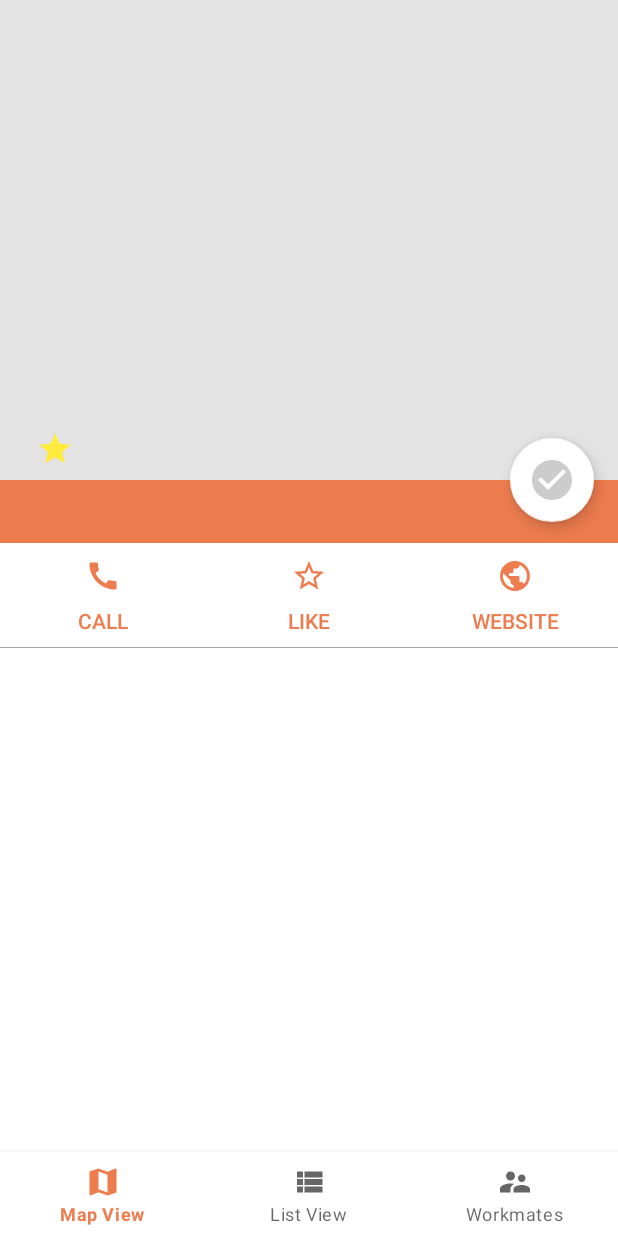
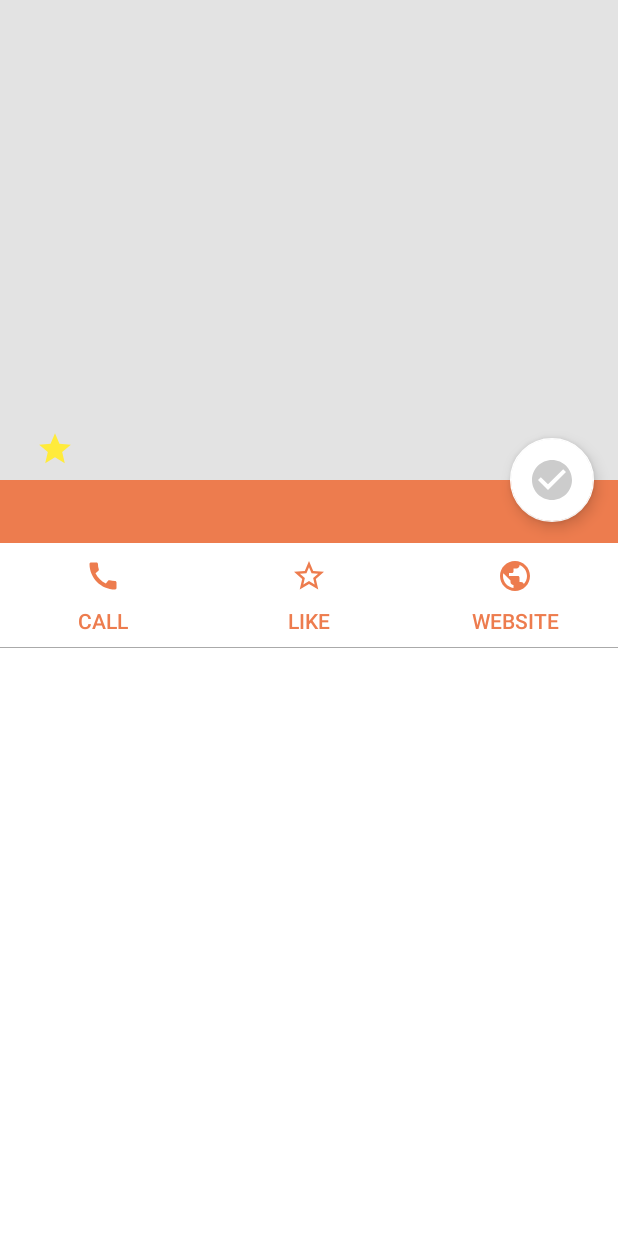
Before and after one commit to SimoJOUDAR/P7_Go4Lunch, an Android app: the fragment RestaurantDetailsFragment placed in its activity, on a phone screen of 412 x 824 dp. Run offline under Robolectric (Android 15) with nearby library versions, the phone set to English and light mode, and no system bars; our stand-ins replace Dagger/Hilt's generated code, Firebase (no records; nobody signed in at launch, a user with empty details on screens opened directly), Shimmer, navigation-ui; libraries missing offline, so code that uses them is left out: com.facebook, pub.devrel.easypermissions; pictures from the network do not load; 9 statements that could not run were skipped.

Commit message:
ReadMe added - Theme colors adjusted - BottomNav adjustment over SettingsFragment and RestaurantDetailsFragment.

```diff
--- a/app/src/main/java/fr/joudar/go4lunch/ui/activities/HomepageActivity.java
+++ b/app/src/main/java/fr/joudar/go4lunch/ui/activities/HomepageActivity.java
@@ -510,4 +510,11 @@ public class HomepageActivity extends AppCompatActivity {
         EasyPermissions.onRequestPermissionsResult(requestCode, permissions, grantResults, mLocationPermissionHandler);
     }
 
+    /***********************************************************************************************
+     ** Callbacks for fragments
+     **********************************************************************************************/
+
+    public void bottomNavVisibility(int visibility) {
+        bottomNav.setVisibility(visibility);
+    }
 }
--- a/app/src/main/java/fr/joudar/go4lunch/ui/fragments/restaurantDetails/RestaurantDetailsFragment.java
+++ b/app/src/main/java/fr/joudar/go4lunch/ui/fragments/restaurantDetails/RestaurantDetailsFragment.java
@@ -39,6 +39,7 @@ import fr.joudar.go4lunch.domain.models.User;
 import fr.joudar.go4lunch.domain.services.FirebaseServicesProvider;
 import fr.joudar.go4lunch.domain.utils.Calculus;
 import fr.joudar.go4lunch.domain.utils.Callback;
+import fr.joudar.go4lunch.ui.activities.HomepageActivity;
 import fr.joudar.go4lunch.ui.core.adapters.ColleaguesListAdapter;
 import fr.joudar.go4lunch.ui.core.adapters.RestaurantDetailsPictureListAdapter;
 import fr.joudar.go4lunch.viewmodel.HomepageViewModel;
@@ -392,12 +393,14 @@ public class RestaurantDetailsFragment extends Fragment {
     public void onResume() {
         super.onResume();
         ((AppCompatActivity)getActivity()).getSupportActionBar().hide();
+        ((HomepageActivity)getActivity()).bottomNavVisibility(View.INVISIBLE);
     }
 
     @Override
     public void onPause() {
         super.onPause();
         ((AppCompatActivity)getActivity()).getSupportActionBar().show();
+        ((HomepageActivity)getActivity()).bottomNavVisibility(View.VISIBLE);
     }
 
     /***********************************************************************************************
--- a/app/src/main/java/fr/joudar/go4lunch/ui/fragments/settings/SettingsFragment.java
+++ b/app/src/main/java/fr/joudar/go4lunch/ui/fragments/settings/SettingsFragment.java
@@ -191,11 +191,13 @@ public class SettingsFragment extends PreferenceFragmentCompat {
     public void onResume() {
         super.onResume();
         ((AppCompatActivity)getActivity()).getSupportActionBar().hide();
+        ((HomepageActivity)getActivity()).bottomNavVisibility(View.INVISIBLE);
     }
 
     @Override
     public void onPause() {
         super.onPause();
         ((AppCompatActivity)getActivity()).getSupportActionBar().show();
+        ((HomepageActivity)getActivity()).bottomNavVisibility(View.VISIBLE);
     }
 }
--- a/app/src/main/res/values/themes.xml
+++ b/app/src/main/res/values/themes.xml
@@ -7,8 +7,8 @@
         <item name="colorOnPrimary">@color/white</item>
         <item name="colorPrimaryDark">?attr/colorPrimary</item>
         <!-- Secondary brand color. -->
-        <item name="colorSecondary">@color/teal_200</item>
-        <item name="colorSecondaryVariant">@color/teal_700</item>
+        <item name="colorSecondary">@color/orange_primary</item>
+        <item name="colorSecondaryVariant">@color/orange_accent</item>
         <item name="colorOnSecondary">@color/black</item>
         <!-- Status bar color. -->
         <item name="android:statusBarColor" tools:targetApi="l">@android:color/transparent</item>
```
Also changed, not shown: app/src/main/res/drawable/ic_facebook_logo.xml (deleted, +0 -9 lines), app/src/main/res/drawable/ic_google_plus_logo.xml (deleted, +0 -11 lines), 14 other files.
